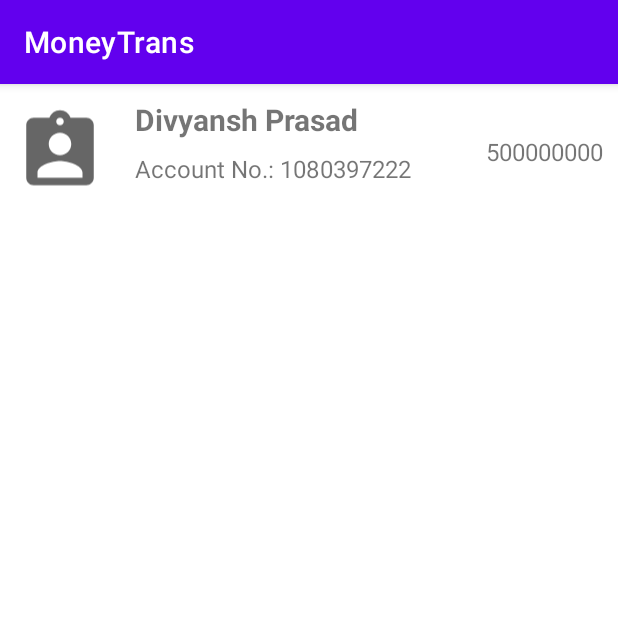
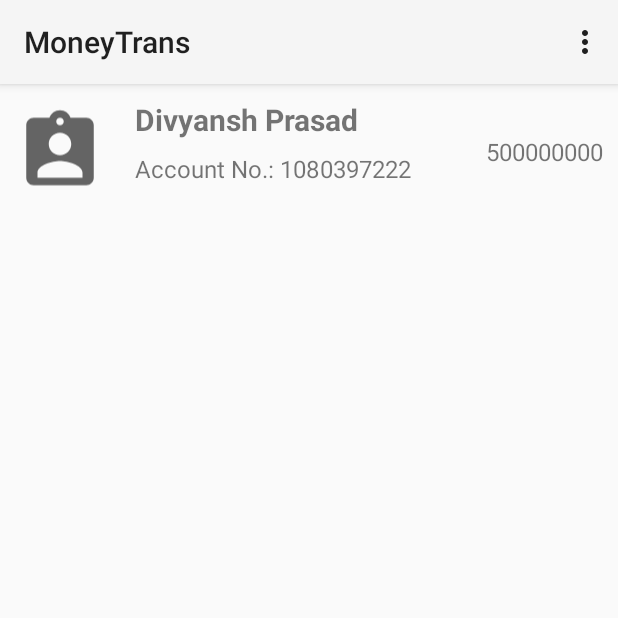
Before and after one commit to divyanshprasad01/MoneyTrans, an Android app: the screen it shows after launch (HomeActivity), on a phone screen of 412 x 824 dp, the top half of it. Run offline under Robolectric (Android 15) with nearby library versions, the phone set to English and light mode, and no system bars.

```diff
--- a/app/build.gradle
+++ b/app/build.gradle
@@ -29,7 +29,8 @@ android {
 }
 
 dependencies {
-
+    //noinspection GradleCompatible
+    implementation "com.android.support:support-core-utils:28.0.0"
     implementation 'androidx.appcompat:appcompat:1.2.0'
     implementation 'com.google.android.material:material:1.2.1'
     implementation 'androidx.constraintlayout:constraintlayout:2.0.4'
--- a/app/src/main/AndroidManifest.xml
+++ b/app/src/main/AndroidManifest.xml
@@ -8,8 +8,9 @@
         android:label="@string/app_name"
         android:roundIcon="@mipmap/ic_launcher_round"
         android:supportsRtl="true"
-        android:theme="@style/Theme.MoneyTrans">
-        <activity android:name=".HomeActivity"></activity>
+        android:theme="@style/Theme.AppCompat.Light.NoActionBar">
+        <activity android:name=".InsertDummyData"></activity>
+        <activity android:name=".HomeActivity" />
         <activity android:name=".MainActivity">
             <intent-filter>
                 <action android:name="android.intent.action.MAIN" />
--- a/app/src/main/java/in/badpanda/moneytrans/Data/CustomerDbHelper.java
+++ b/app/src/main/java/in/badpanda/moneytrans/Data/CustomerDbHelper.java
@@ -18,7 +18,7 @@ public class CustomerDbHelper extends SQLiteOpenHelper {
 
     @Override
     public void onCreate(SQLiteDatabase db) {
-        String CREATE_CUSTOMER_TABLE = "CREATE TABLE " + customers.TABLE_NAME + " (" + customers.COLUMN_ACCNUM + " INTEGER PRIMARY KEY NOT NULL,"
+        String CREATE_CUSTOMER_TABLE = "CREATE TABLE " + customers.TABLE_NAME + " ( " + customers.COLUMN_ACCNUM + " INTEGER PRIMARY KEY ,"
                 + customers.COLUMN_NAME + " TEXT NOT NULL," + customers.COLUMN_BALANCE + " INTEGER NOT NULL DEFAULT 0);";
 
         db.execSQL(CREATE_CUSTOMER_TABLE);
--- a/app/src/main/java/in/badpanda/moneytrans/HomeActivity.java
+++ b/app/src/main/java/in/badpanda/moneytrans/HomeActivity.java
@@ -1,10 +1,16 @@
 package in.badpanda.moneytrans;
 
-import androidx.appcompat.app.AppCompatActivity;
-
+import android.content.Intent;
 import android.database.sqlite.SQLiteDatabase;
 import android.os.Bundle;
+import android.view.Menu;
+import android.view.MenuInflater;
+import android.view.MenuItem;
 import android.widget.ListView;
+
+import androidx.annotation.NonNull;
+import androidx.appcompat.app.AppCompatActivity;
+import androidx.appcompat.widget.Toolbar;
 
 import java.util.ArrayList;
 
@@ -20,8 +26,11 @@ public class HomeActivity extends AppCompatActivity {
         super.onCreate(savedInstanceState);
         setContentView(R.layout.activity_home);
 
+        Toolbar myToolbar = (Toolbar) findViewById(R.id.my_toolbar);
+        setSupportActionBar(myToolbar);
+
         ArrayList<Customers> listofaccounts = new ArrayList<>();
-        listofaccounts.add(new Customers("Divyansh Prasad", 500000000,"1080397222"));
+        listofaccounts.add(new Customers("Divyansh Prasad", 500000000, "1080397222"));
 
         mCustomerDbHelper = new CustomerDbHelper(this);
         SQLiteDatabase DB = mCustomerDbHelper.getReadableDatabase();
@@ -30,4 +39,26 @@ public class HomeActivity extends AppCompatActivity {
         ListView earthquakeView = findViewById(R.id.listView);
         earthquakeView.setAdapter(mAdapter);
     }
+
+    @Override
+    public boolean onCreateOptionsMenu(Menu menu) {
+        MenuInflater menuInflater = getMenuInflater();
+        menuInflater.inflate(R.menu.inflater_menu, menu);
+        return super.onCreateOptionsMenu(menu);
+    }
+
+    @Override
+    public boolean onOptionsItemSelected(@NonNull MenuItem item) {
+        switch (item.getItemId()) {
+            case R.id.insertDummyData:
+                startActivity(new Intent(this,InsertDummyData.class));
+                return true;
+
+
+            default:
+                // If we got here, the user's action was not recognized.
+                // Invoke the superclass to handle it.
+                return super.onOptionsItemSelected(item);
+        }
+    }
 }
--- a/app/src/main/res/layout/activity_home.xml
+++ b/app/src/main/res/layout/activity_home.xml
@@ -6,11 +6,22 @@
     android:layout_width="match_parent"
     android:layout_height="match_parent"
     tools:context=".HomeActivity">
+
+    <androidx.appcompat.widget.Toolbar
+        android:id="@+id/my_toolbar"
+        android:layout_width="match_parent"
+        android:layout_height="?attr/actionBarSize"
+        android:background="?attr/colorPrimary"
+        android:elevation="4dp"
+        android:theme="@style/ThemeOverlay.AppCompat.ActionBar"
+        app:popupTheme="@style/ThemeOverlay.AppCompat.Light"/>
+
     <ListView
         android:layout_width="match_parent"
         android:layout_height="match_parent"
         android:divider="@null"
         android:dividerHeight="0dp"
-        android:id="@+id/listView"/>
+        android:id="@+id/listView"
+        android:layout_below="@+id/my_toolbar"/>
 
 </RelativeLayout>
--- /dev/null
+++ b/app/src/main/res/menu/inflater_menu.xml
@@ -0,0 +1,9 @@
+<?xml version="1.0" encoding="utf-8"?>
+<menu xmlns:android="http://schemas.android.com/apk/res/android">
+
+    <item
+        android:id="@+id/insertDummyData"
+        android:title="insert Dummy data"
+        />
+
+</menu>
--- a/app/src/main/res/values-night/themes.xml
+++ b/app/src/main/res/values-night/themes.xml
@@ -1,6 +1,6 @@
 <resources xmlns:tools="http://schemas.android.com/tools">
     <!-- Base application theme. -->
-    <style name="Theme.MoneyTrans" parent="Theme.MaterialComponents.DayNight.DarkActionBar">
+    <style name="Theme.MoneyTrans" parent="Theme.MaterialComponents.DayNight.NoActionBar">
         <!-- Primary brand color. -->
         <item name="colorPrimary">@color/purple_200</item>
         <item name="colorPrimaryVariant">@color/purple_700</item>
--- a/app/src/main/res/values/themes.xml
+++ b/app/src/main/res/values/themes.xml
@@ -1,6 +1,6 @@
 <resources xmlns:tools="http://schemas.android.com/tools">
     <!-- Base application theme. -->
-    <style name="Theme.MoneyTrans" parent="Theme.MaterialComponents.DayNight.DarkActionBar">
+    <style name="Theme.MoneyTrans" parent="Theme.MaterialComponents.DayNight.NoActionBar">
         <!-- Primary brand color. -->
         <item name="colorPrimary">@color/purple_500</item>
         <item name="colorPrimaryVariant">@color/purple_700</item>
```
Also changed, not shown: app/src/main/java/in/badpanda/moneytrans/InsertDummyData.java (added, +54 -0 lines), app/src/main/res/layout/activity_insert_dummy_data.xml (added, +49 -0 lines).
